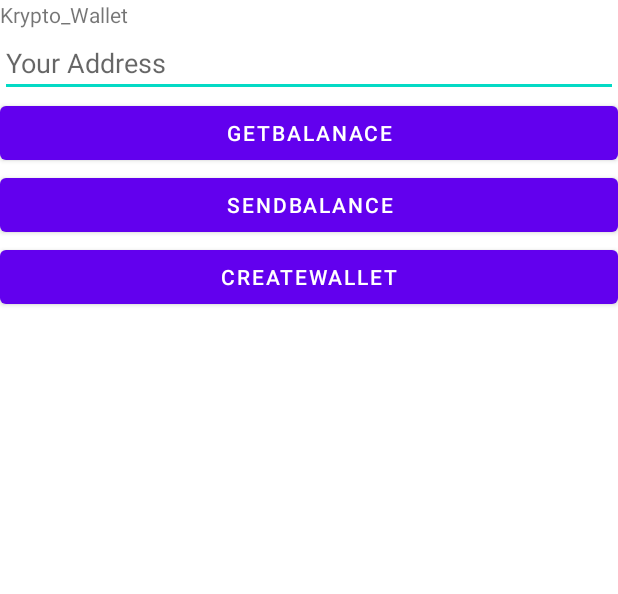
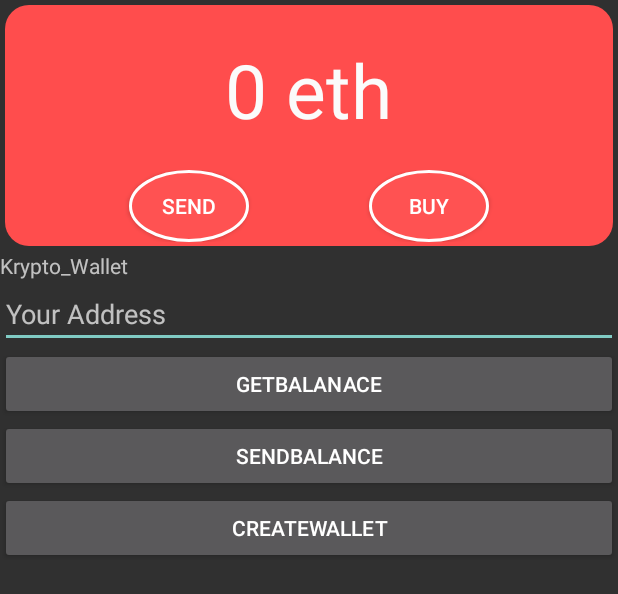
Before and after one commit to junvictory/-Sogang-CryptoWallet-Project, an Android app: the layout activity_main.xml on its own in the app's theme, with its tools: preview values and no code run, on a phone screen of 412 x 824 dp. Shown: the top 594 px of the screen. Run offline under Robolectric (Android 15) with nearby library versions, the phone set to English and light mode, and no system bars.

Commit message:
[Update] Main UI
[Update] Main UI

```diff
--- /dev/null
+++ b/app/src/main/res/drawable/item_background.xml
@@ -0,0 +1,14 @@
+<?xml version="1.0" encoding="utf-8"?>
+<shape xmlns:android="http://schemas.android.com/apk/res/android"
+    android:shape="rectangle">
+    <padding
+        android:top="3dp"
+        android:bottom="3dp"
+        android:left="3dp"
+        android:right="3dp"/>
+    <solid
+        android:color="@color/maincolor"/>
+    <corners
+        android:radius="16dp"/>
+
+</shape>
--- /dev/null
+++ b/app/src/main/res/drawable/round_button.xml
@@ -0,0 +1,11 @@
+<?xml version="1.0" encoding="utf-8"?>
+<layer-list xmlns:android="http://schemas.android.com/apk/res/android">
+<!--    <item android:drawable="@drawable/ok_icon"/>-->
+    <item>
+        <shape
+            android:shape="oval">
+            <solid android:color="#FF5252"/>
+            <stroke android:width="2dp" android:color="#ffffff"/>
+        </shape>
+    </item>
+</layer-list>
--- a/app/src/main/res/layout/activity_main.xml
+++ b/app/src/main/res/layout/activity_main.xml
@@ -7,7 +7,53 @@
     android:orientation="vertical"
     android:scrollbars="vertical"
     tools:context=".MainActivity">
-
+    <LinearLayout
+        android:layout_margin="3dp"
+        android:layout_width="match_parent"
+        android:layout_height="wrap_content"
+        android:weightSum="2"
+        android:orientation="vertical"
+        android:background="@drawable/item_background"
+        android:gravity="center"
+        android:textAlignment="center">
+        <TextView
+            android:layout_width="wrap_content"
+            android:layout_height="0dp"
+            android:layout_weight="1"
+            android:text="0 eth"
+            android:textSize="50dp"
+            android:textColor="#FBFBFB"
+            android:textAlignment="center"
+            android:layout_margin="20dp"
+        />
+        <LinearLayout
+            android:layout_width="match_parent"
+            android:layout_height="0dp"
+            android:layout_weight="1"
+            android:weightSum="5"
+            android:orientation="horizontal">
+            <View
+                android:layout_weight="1"
+                android:layout_width="0dp"
+                android:layout_height="0dp"/>
+            <Button
+                android:layout_weight="1"
+                android:layout_width="0dp"
+                android:layout_height="wrap_content"
+                android:background="@drawable/round_button"
+                android:text="Send"/>
+            <View
+                android:layout_weight="1"
+                android:layout_width="0dp"
+                android:layout_height="0dp"/>
+            <Button
+                android:layout_weight="1"
+                android:layout_width="0dp"
+                android:layout_height="wrap_content"
+                android:background="@drawable/round_button"
+                android:text="Buy"/>
+        </LinearLayout>
+    </LinearLayout>
     <TextView
         android:id="@+id/textView"
         android:layout_width="wrap_content"
--- a/app/src/main/res/values/colors.xml
+++ b/app/src/main/res/values/colors.xml
@@ -7,4 +7,7 @@
     <color name="teal_700">#FF018786</color>
     <color name="black">#FF000000</color>
     <color name="white">#FFFFFFFF</color>
+
+    <color name="maincolor">#FF4D4D</color>
+    <color name="buttoncolor">#F47C7C</color>
 </resources>
--- a/app/src/main/res/values/themes.xml
+++ b/app/src/main/res/values/themes.xml
@@ -1,6 +1,8 @@
 <resources xmlns:tools="http://schemas.android.com/tools">
     <!-- Base application theme. -->
-    <style name="Theme.KyptoWallet" parent="Theme.MaterialComponents.DayNight.DarkActionBar">
+    <style name="Theme.KyptoWallet" parent="Theme.AppCompat">
+
+    <!--    <style name="Theme.KyptoWallet" parent="Theme.MaterialComponents.DayNight.DarkActionBar">-->
         <!-- Primary brand color. -->
         <item name="colorPrimary">@color/purple_500</item>
         <item name="colorPrimaryVariant">@color/purple_700</item>
```
